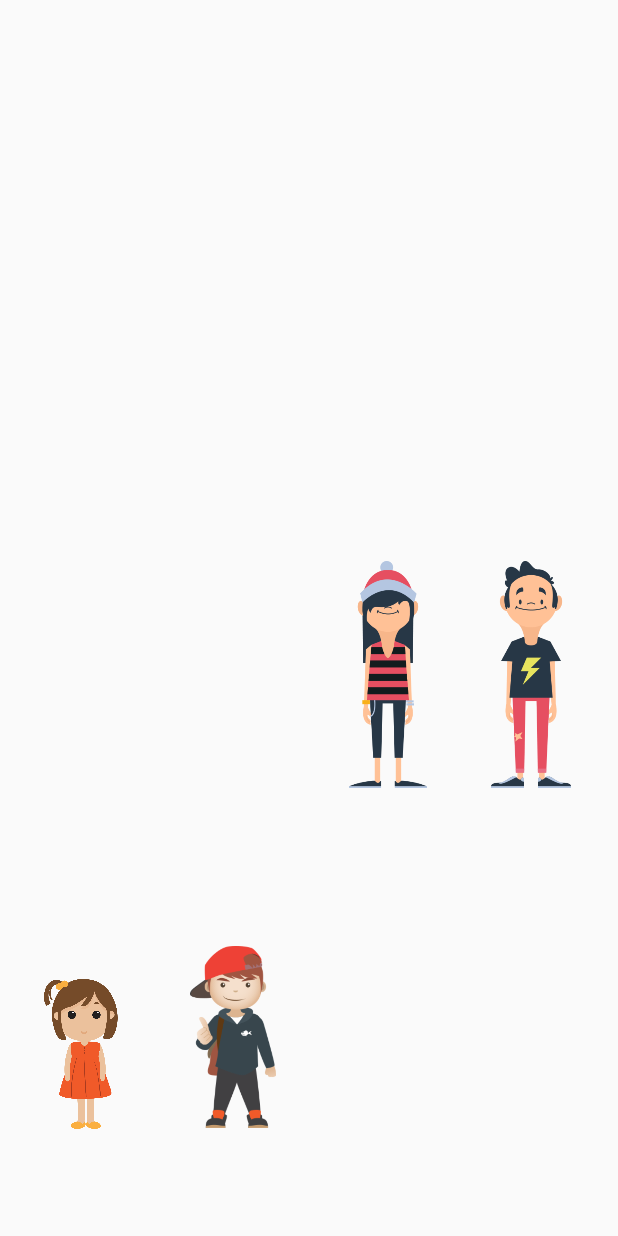
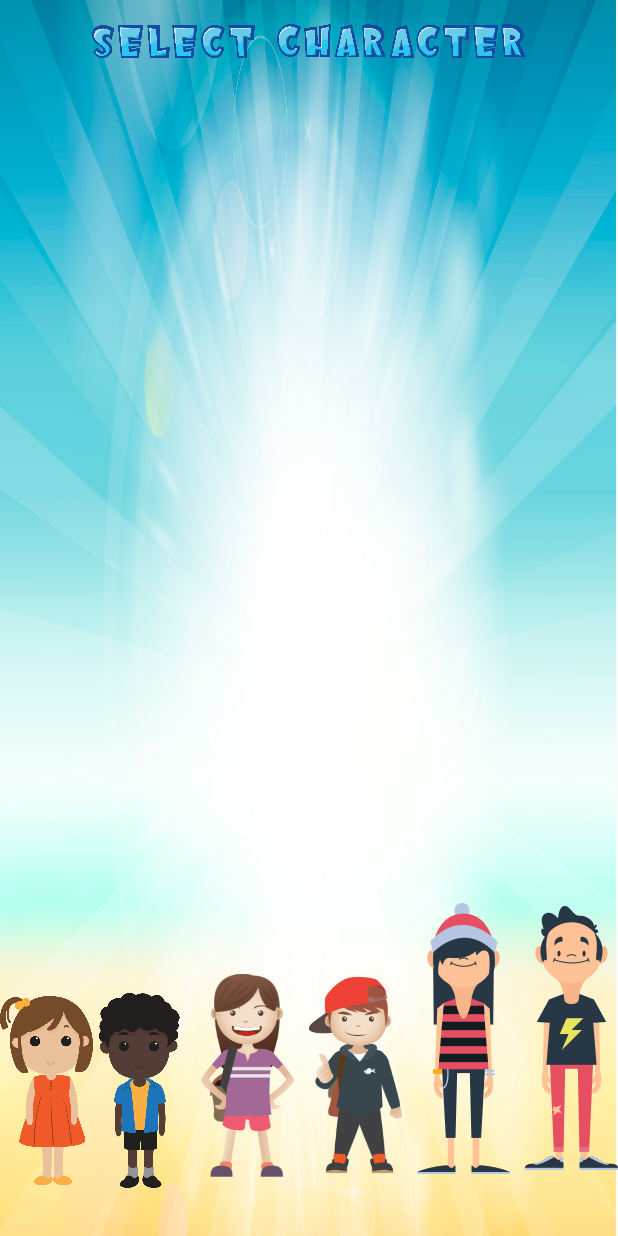
Before and after one commit to packerfan626/191_a_b_senior_design_w2017, an Android app: the layout activity_children_home.xml on its own in the app's theme, with its tools: preview values and no code run, on a phone screen of 412 x 824 dp. Run offline under Robolectric (Android 15) with nearby library versions, the phone set to English and light mode, and no system bars.

Commit message:
Constraints Fixed for Select Child Screen but it'll look small on a tablet

```diff
--- a/app/src/main/res/layout/activity_children_home.xml
+++ b/app/src/main/res/layout/activity_children_home.xml
@@ -8,133 +8,138 @@
     tools:layout_editor_absoluteX="0dp"
     tools:layout_editor_absoluteY="73dp">
 
+    <ImageView
+        android:id="@+id/background"
+        android:layout_width="wrap_content"
+        android:layout_height="wrap_content"
+        android:scaleType="fitXY"
+        app:srcCompat="@drawable/select_character_with_background"
+        tools:layout_constraintTop_creator="1"
+        tools:layout_constraintRight_creator="1"
+        android:layout_marginEnd="1dp"
+        app:layout_constraintRight_toRightOf="@+id/linearLayout2"
+        app:layout_constraintTop_toTopOf="parent"
+        android:layout_marginRight="1dp" />
+
+    <ImageView
+        android:id="@+id/selectcharacter"
+        android:layout_width="0dp"
+        android:layout_height="wrap_content"
+        android:adjustViewBounds="true"
+        android:cropToPadding="true"
+        android:scaleType="centerInside"
+        app:srcCompat="@drawable/select_character"
+        android:layout_marginStart="58dp"
+        tools:layout_constraintTop_creator="1"
+        tools:layout_constraintRight_creator="1"
+        android:layout_marginEnd="58dp"
+        app:layout_constraintRight_toRightOf="parent"
+        android:layout_marginTop="16dp"
+        tools:layout_constraintLeft_creator="1"
+        app:layout_constraintLeft_toLeftOf="parent"
+        app:layout_constraintTop_toTopOf="parent" />
+
+    <LinearLayout
+        android:id="@+id/linearLayout2"
+        android:layout_width="0dp"
+        android:layout_height="232dp"
+        android:adjustViewBounds="true"
+        android:cropToPadding="true"
+        android:orientation="horizontal"
+        app:layout_constraintBottom_toBottomOf="@+id/background"
+        app:layout_constraintLeft_toLeftOf="parent"
+        app:layout_constraintRight_toRightOf="parent"
+        tools:layout_constraintBottom_creator="1"
+        tools:layout_constraintLeft_creator="1"
+        tools:layout_constraintRight_creator="1">
+
         <ImageButton
             android:id="@+id/girl5_8"
-        android:layout_width="0dp"
-        android:layout_height="0dp"
-        android:layout_alignParentStart="true"
-        android:layout_centerVertical="true"
-        android:layout_marginStart="12dp"
+            android:layout_width="60dp"
+            android:layout_height="130dp"
+            android:layout_marginTop="70dp"
+            android:layout_weight="1"
             android:adjustViewBounds="true"
             android:background="#00000000"
             android:cropToPadding="true"
             android:onClick="onClick"
             android:scaleType="centerInside"
-        app:srcCompat="@drawable/girl5_8"
-        app:layout_constraintRight_toLeftOf="@+id/boy5_8"
-        tools:layout_constraintTop_creator="1"
-        tools:layout_constraintRight_creator="1"
-        tools:layout_constraintBottom_creator="1"
-        app:layout_constraintBottom_toBottomOf="@+id/boy5_8"
-        android:layout_marginEnd="22dp"
-        tools:layout_constraintLeft_creator="1"
-        app:layout_constraintLeft_toLeftOf="parent"
-        app:layout_constraintTop_toTopOf="@+id/boy5_8"
-        app:layout_constraintHorizontal_bias="0.47"
-        app:layout_constraintVertical_bias="0.0" />
+            app:srcCompat="@drawable/girl5_8" />
 
         <ImageButton
             android:id="@+id/boy5_8"
-        android:layout_width="80dp"
-        android:layout_height="100dp"
-        android:layout_marginStart="107dp"
+            android:layout_width="60dp"
+            android:layout_height="130dp"
+            android:layout_marginTop="70dp"
+            android:layout_weight="1"
             android:adjustViewBounds="true"
             android:background="#00000000"
             android:cropToPadding="true"
             android:onClick="onClick"
             android:scaleType="centerInside"
-        app:srcCompat="@drawable/boy5_8"
-        android:layout_alignTop="@+id/girl5_8"
-        android:layout_toEndOf="@+id/girl5_8"
-        app:layout_constraintRight_toLeftOf="@+id/boy9_12"
-        tools:layout_constraintRight_creator="1"
-        tools:layout_constraintBottom_creator="1"
-        app:layout_constraintBottom_toBottomOf="@+id/girl9_12"
-        android:layout_marginEnd="109dp"
-        tools:layout_constraintLeft_creator="1"
-        app:layout_constraintLeft_toLeftOf="parent" />
+            app:srcCompat="@drawable/boy5_8" />
 
         <ImageButton
             android:id="@+id/girl9_12"
-        android:layout_width="76dp"
-        android:layout_height="122dp"
-        android:layout_alignBottom="@+id/boy5_8"
-        android:layout_marginStart="93dp"
-        android:layout_toEndOf="@+id/boy5_8"
+            android:layout_width="60dp"
+            android:layout_height="150dp"
+            android:layout_marginLeft="10dp"
+            android:layout_marginStart="10dp"
+            android:layout_marginTop="50dp"
+            android:layout_weight="1"
+            android:adjustViewBounds="true"
+            android:background="#00000000"
+            android:cropToPadding="true"
+            android:onClick="onClick"
+            android:scaleType="fitCenter"
+            app:srcCompat="@drawable/girl9_12" />
+
+        <ImageButton
+            android:id="@+id/boy9_12"
+            android:layout_width="60dp"
+            android:layout_height="150dp"
+            android:layout_alignTop="@+id/girl9_12"
+            android:layout_marginBottom="8dp"
+            android:layout_marginLeft="10dp"
+            android:layout_marginStart="10dp"
+            android:layout_marginTop="50dp"
+            android:layout_toEndOf="@+id/girl9_12"
+            android:layout_weight="1"
             android:adjustViewBounds="true"
             android:background="#00000000"
             android:cropToPadding="true"
             android:onClick="onClick"
             android:scaleType="centerInside"
-        app:srcCompat="@drawable/girl9_12"
-        android:layout_marginEnd="100dp"
-        tools:layout_constraintRight_creator="1"
-        tools:layout_constraintBottom_creator="1"
-        app:layout_constraintBottom_toBottomOf="parent"
-        app:layout_constraintRight_toRightOf="@+id/boy9_12"
-        tools:layout_constraintLeft_creator="1"
-        android:layout_marginBottom="71dp"
-        app:layout_constraintLeft_toLeftOf="@+id/boy5_8" />
+            app:srcCompat="@drawable/boy9_12" />
 
         <ImageButton
-        android:id="@+id/boy9_12"
-        android:layout_width="80dp"
-        android:layout_height="0dp"
-        android:layout_alignTop="@+id/girl9_12"
-        android:layout_toEndOf="@+id/girl9_12"
+            android:id="@+id/girl13_17"
+            android:layout_width="60dp"
+            android:layout_height="200dp"
+            android:layout_marginBottom="0dp"
+            android:layout_marginLeft="10dp"
+            android:layout_marginStart="10dp"
+            android:layout_weight="1"
             android:adjustViewBounds="true"
             android:background="#00000000"
             android:cropToPadding="true"
-        android:onClick="onClick"
             android:scaleType="centerInside"
-        app:srcCompat="@drawable/boy9_12"
-        android:layout_marginEnd="23dp"
-        app:layout_constraintRight_toLeftOf="@+id/girl13_17"
-        tools:layout_constraintTop_creator="1"
-        tools:layout_constraintRight_creator="1"
-        tools:layout_constraintBottom_creator="1"
-        app:layout_constraintBottom_toBottomOf="@+id/girl9_12"
-        app:layout_constraintTop_toTopOf="@+id/girl9_12" />
-
-    <ImageButton
-        android:id="@+id/girl13_17"
-        android:layout_width="80dp"
-        android:layout_height="0dp"
-        android:layout_alignBottom="@+id/boy9_12"
-        android:layout_toEndOf="@+id/boy9_12"
-        android:background="#00000000"
-        android:scaleType="centerInside"
-        app:srcCompat="@drawable/girl13_17"
-        android:layout_marginEnd="113dp"
-        tools:layout_constraintTop_creator="1"
-        tools:layout_constraintRight_creator="1"
-        tools:layout_constraintBottom_creator="1"
-        app:layout_constraintBottom_toBottomOf="@+id/boy13_17"
-        app:layout_constraintRight_toRightOf="parent"
-        app:layout_constraintTop_toTopOf="@+id/boy13_17"
-        android:layout_marginRight="113dp"
-        app:layout_constraintVertical_bias="0.0" />
+            app:srcCompat="@drawable/girl13_17" />
 
         <ImageButton
             android:id="@+id/boy13_17"
-        android:layout_width="0dp"
-        android:layout_height="151dp"
-        android:layout_alignParentEnd="true"
-        android:layout_alignTop="@+id/girl13_17"
-        android:layout_marginEnd="16dp"
+            android:layout_width="60dp"
+            android:layout_height="200dp"
+            android:layout_marginBottom="8dp"
+            android:layout_marginLeft="10dp"
+            android:layout_marginStart="10dp"
+            android:layout_weight="1"
+            android:adjustViewBounds="true"
             android:background="#00000000"
+            android:cropToPadding="true"
             android:scaleType="centerInside"
-        app:srcCompat="@drawable/boy13_17"
-        android:layout_marginStart="14dp"
-        tools:layout_constraintTop_creator="1"
-        tools:layout_constraintRight_creator="1"
-        tools:layout_constraintBottom_creator="1"
-        app:layout_constraintBottom_toBottomOf="parent"
-        app:layout_constraintRight_toRightOf="parent"
-        tools:layout_constraintLeft_creator="1"
-        app:layout_constraintTop_toTopOf="parent"
-        app:layout_constraintLeft_toRightOf="@+id/girl13_17"
-        app:layout_constraintHorizontal_bias="0.466"
-        app:layout_constraintVertical_bias="0.556" />
+            app:srcCompat="@drawable/boy13_17" />
+
+    </LinearLayout>
 
 </android.support.constraint.ConstraintLayout>
```
Also changed, not shown: app/src/main/assets/AG.jpg (deleted), app/src/main/assets/Here.png (deleted), app/src/main/assets/daycare01.jpg, app/src/main/assets/daycaretitle.jpg (added). Lines whose indentation alone changed are shown as unchanged.
